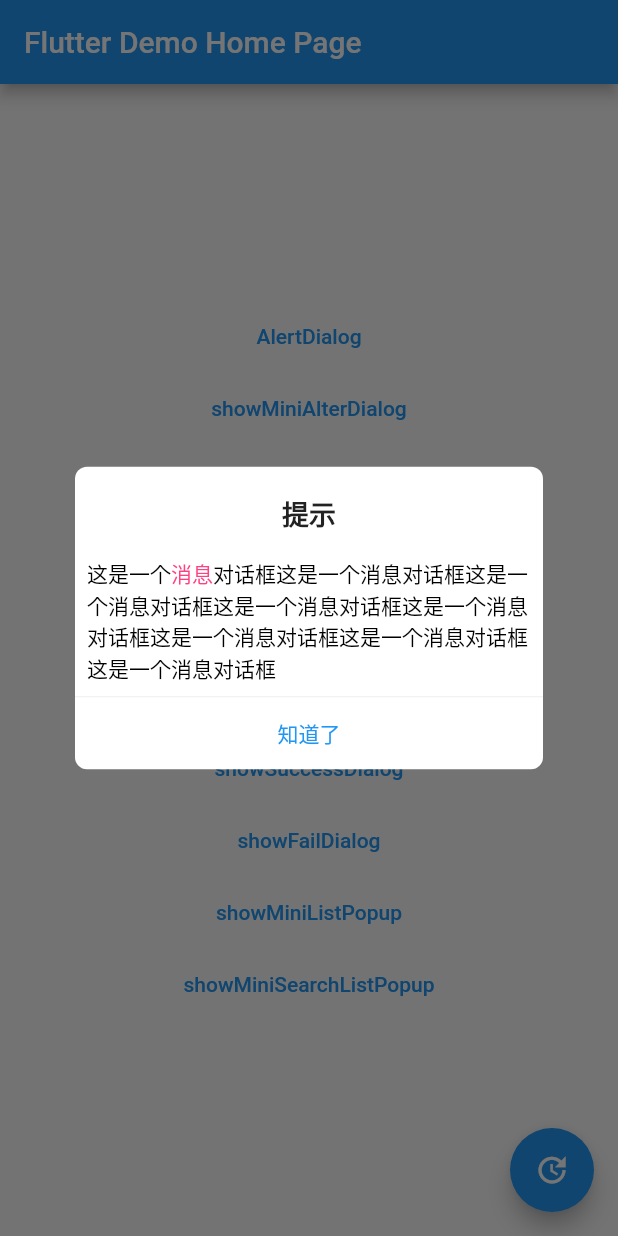
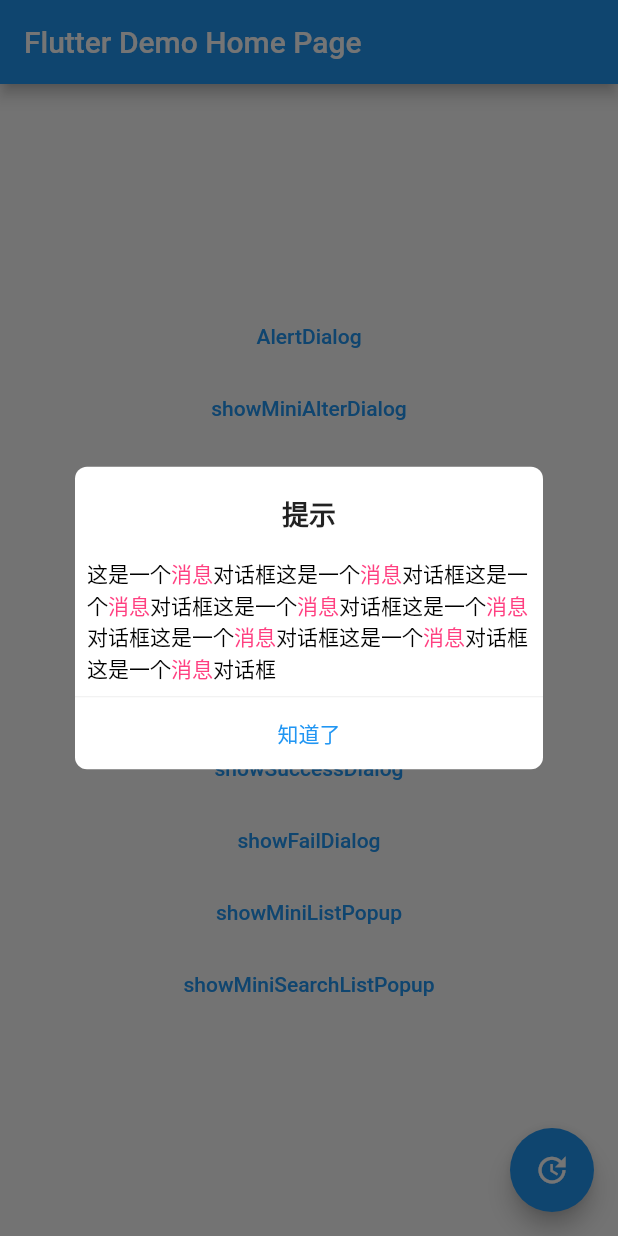
Before and after one commit to collectFlutter/mini_dialog, a Flutter app: the screen it shows after launch, after a tap on "showMiniAlterDialog2", on a phone screen of 412 x 824 dp. Run offline on Flutter 3.47's test engine with Material 2 defaults, Android fonts, the phone set to English and light mode, and no system bars.

Commit message:
pub 0.2.0

```diff
--- a/example/lib/main.dart
+++ b/example/lib/main.dart
@@ -10,7 +10,6 @@ void main() {
 class MyApp extends StatelessWidget {
   const MyApp({Key? key}) : super(key: key);
 
-  // This widget is the root of your application.
   @override
   Widget build(BuildContext context) {
     return MaterialApp(
@@ -36,7 +35,7 @@ class _MyHomePageState extends State<MyHomePage> {
   List<Item> items = List.generate(
     100,
     (index) => Item(
-      'JsonYe${index + 1}',
+      'JsonYe${index + 1}-jsonye',
       height: Random().nextDouble() * 100,
       sex: Random().nextBool(),
     ),
--- a/lib/src/tools.dart
+++ b/lib/src/tools.dart
@@ -37,30 +37,36 @@ class UsNumberTextInputFormatter extends TextInputFormatter {
 }
 
 /// 创建搜索内容
-Widget buildSearchSpan(String content, String searchText,
-    {Color searchTextColor = Colors.red,
-    TextStyle style = const TextStyle(color: Colors.black)}) {
-  int startIndex = content.indexOf(searchText);
-  int endIndex = -1;
-  if (startIndex > -1) {
-    endIndex = startIndex + searchText.length;
-    return RichText(
-        text: TextSpan(
-            text: content.substring(0, startIndex),
-            style: style,
-            children: [
-          TextSpan(
-              //获取剩下的字符串，并让它变成灰色
-              text: searchText,
-              style: style.copyWith(color: searchTextColor)),
-          TextSpan(
-              //获取剩下的字符串，并让它变成灰色
-              text: content.substring(endIndex),
-              style: style)
-        ]));
-  } else {
-    return Text(content, maxLines: null, style: style);
+Widget buildSearchSpan(
+  String content,
+  String searchText, {
+  Color searchTextColor = Colors.red,
+  TextStyle style = const TextStyle(color: Colors.black, fontSize: 16),
+  bool insensitiveCase = true,
+}) {
+  String _content = insensitiveCase ? content.toLowerCase() : content;
+  String _searchText = insensitiveCase ? searchText.toLowerCase() : searchText;
+
+  List<TextSpan> spans = [];
+  int _cLength = _content.length;
+  int _sLength = _searchText.length;
+  int _start = 0;
+  for (int i = 0; _sLength > 0 && i <= _cLength - _sLength; i++) {
+    if (_content.substring(i, i + _sLength) == _searchText) {
+      spans.addAll([
+        TextSpan(text: content.substring(_start, i), style: style),
+        TextSpan(
+            text: content.substring(i, _sLength + i),
+            style: style.copyWith(color: searchTextColor))
+      ]);
+      _start = i + _sLength;
+      i = _start - 1;
+    }
   }
+  if (_start != _cLength) {
+    spans.add(TextSpan(text: content.substring(_start), style: style));
+  }
+  return RichText(text: TextSpan(style: style, children: spans));
 }
 
 /// 复制到剪切板
@@ -68,7 +74,8 @@ void clip(String value) => Clipboard.setData(ClipboardData(text: value));
 
 typedef ToString<T> = String Function(T model);
 
-typedef BuildCheckChild<T> = Widget Function(BuildContext context, T t);
+typedef BuildCheckChild<T> = Widget Function(BuildContext context, T t,
+    [String? highlight]);
 
 /// 对象的模糊查找
 typedef Contains<T> = bool Function(T object, String content);
```
Also changed, not shown: lib/src/sheet/list_sheet.dart (+8 -7 lines), 2 other files.
